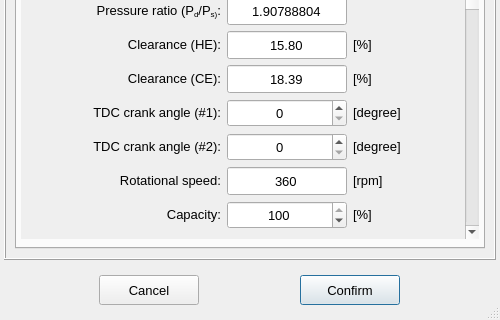
This is pulse/interface/data/ui_files/model/setup/acoustic/reciprocating_compressor_inputs.ui in open-pulse/OpenPulse as Qt 5 draws it before an edit; both pictures show x 0 to 500 and y 463 to 783 of the 500 by 783 pixel window. The edited form follows.
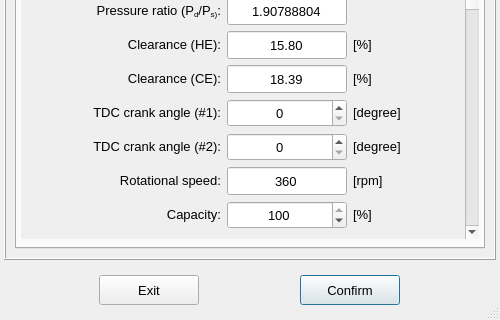
This is the edited form. Icons and pictures are not drawn.

Commit message: Replace the button text "Cancel" by "Exit"

Diff of the .ui file:
```diff
--- a/pulse/interface/data/ui_files/model/setup/acoustic/reciprocating_compressor_inputs.ui
+++ b/pulse/interface/data/ui_files/model/setup/acoustic/reciprocating_compressor_inputs.ui
@@ -220,7 +220,7 @@
          <string notr="true"/>
         </property>
         <property name="text">
-         <string>Cancel</string>
+         <string>Exit</string>
         </property>
         <property name="autoDefault">
          <bool>false</bool>
```
Left out of the diff: 4 changed lines with no effect on the pictures. The commit also changes 75 other files.
